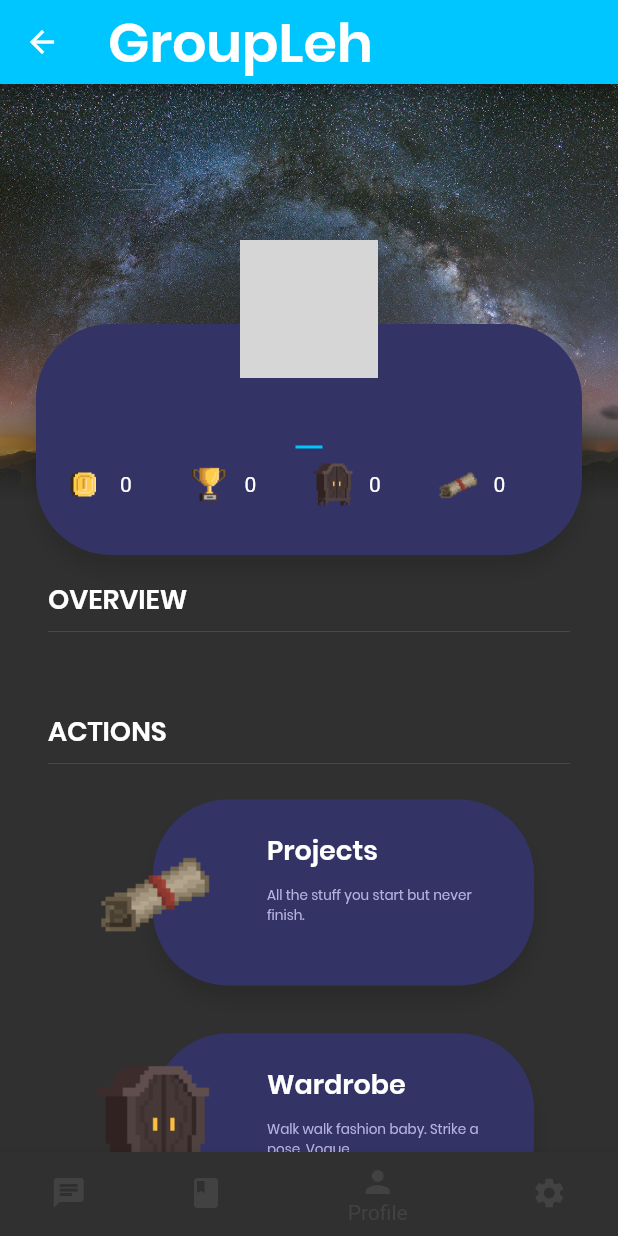
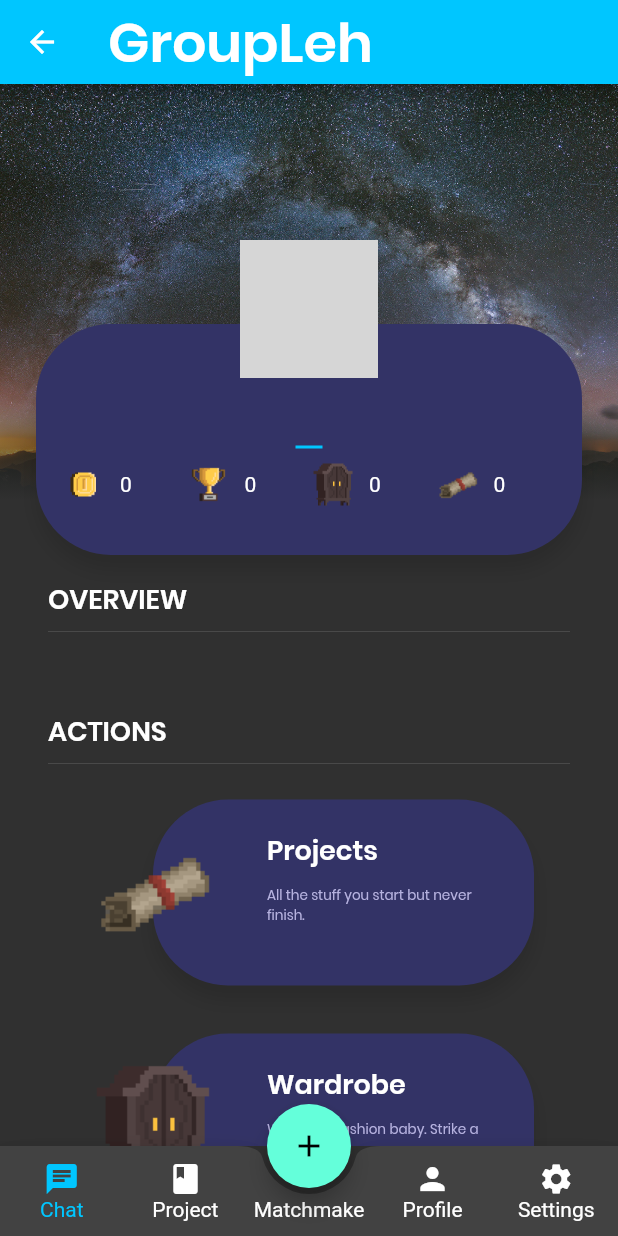
Before and after one commit to Kaioru/groupleh, a Flutter app: the App screen opened directly with empty values, swiped to page 3, on a phone screen of 412 x 824 dp. Run offline on Flutter 3.47's test engine with Material 2 defaults, Android fonts, the phone set to English and light mode, and no system bars; our stand-ins replace cloud_firestore, firebase_auth, firebase_storage; missing offline and left inert: firestore_ui; accounts and stored records are empty; network calls fail; grey boxes are pictures that could not be loaded.

Commit message:
Revamp navigation bar and add FAB

```diff
--- a/lib/app/app.dart
+++ b/lib/app/app.dart
@@ -1,5 +1,6 @@
 import 'package:flutter/material.dart';
 import 'package:groupleh/app/app_state.dart';
+import 'package:groupleh/app/fabappbar.dart';
 import 'package:groupleh/app/chat/chat.dart';
 import 'package:groupleh/app/profile/profile.dart';
 import 'package:groupleh/app/project/project.dart';
@@ -13,9 +14,12 @@ class App extends StatefulWidget {
   State<StatefulWidget> createState() => _App(appState);
 }
 
-class _App extends State<App> with WidgetsBindingObserver {
+class _App extends State<App> with WidgetsBindingObserver, TickerProviderStateMixin {
+
+  int _pageIndex = 0;
+
   PageController pageController;
-  int _pageIndex = 0;
+
 
   final AppState appState;
 
@@ -39,7 +43,13 @@ class _App extends State<App> with WidgetsBindingObserver {
 
   @override
   Widget build(BuildContext context) {
+
     return Scaffold(
+      floatingActionButton: FloatingActionButton(
+        onPressed: () {},
+        child: Icon(Icons.add),
+      ),
+      floatingActionButtonLocation: FloatingActionButtonLocation.centerDocked,
         appBar: AppBar(
           backgroundColor: Color(0xFF00C6FF),
           title: Text("GroupLeh",
@@ -49,7 +59,36 @@ class _App extends State<App> with WidgetsBindingObserver {
                   fontWeight: FontWeight.w600,
                   fontSize: 36.0)),
         ),
-        bottomNavigationBar: BottomNavigationBar(
+        bottomNavigationBar: FABBottomAppBar(
+                  centerItemText: 'Matchmake',
+        color: Color(0xFFFFFFFF),
+        selectedColor: Color(0xFF00C6FF),
+        notchedShape: CircularNotchedRectangle(),
+          onTabSelected: (page) {
+            pageController.animateToPage(page,
+                duration: const Duration(milliseconds: 250),
+                curve: Curves.easeInOut);
+                },
+          items: [
+            FABBottomAppBarItem(iconData: Icons.chat, text: 'Chat'),
+            FABBottomAppBarItem(iconData: Icons.book, text: 'Project'),
+            FABBottomAppBarItem(iconData: Icons.person, text: 'Profile'),
+            FABBottomAppBarItem(iconData: Icons.settings, text: 'Settings'),
+          ],
+        ),
+        body: PageView(
+          physics: NeverScrollableScrollPhysics(),
+          controller: pageController,
+          onPageChanged: (index) {
+            setState(() {
+              this._pageIndex = index;
+            });
+          },
+          children: [Chat(appState), Project(), ProfileEX(appState.profile)],
+        )
+
+
+        /* BottomNavigationBar(
           currentIndex: _pageIndex,
           onTap: (page) {
             pageController.animateToPage(page,
@@ -66,8 +105,8 @@ class _App extends State<App> with WidgetsBindingObserver {
             BottomNavigationBarItem(
                 title: Text("Settings"), icon: Icon(Icons.settings)),
           ],
-        ),
-        body: PageView(
+        ),*/
+       /* body: PageView(
           physics: NeverScrollableScrollPhysics(),
           controller: pageController,
           onPageChanged: (index) {
@@ -76,6 +115,8 @@ class _App extends State<App> with WidgetsBindingObserver {
             });
           },
           children: [Chat(appState), Project(), ProfileEX(appState.profile)],
-        ));
+        )*/
+        );
   }
+
 }
--- /dev/null
+++ b/lib/app/fabappbar.dart
@@ -0,0 +1,116 @@
+import 'package:flutter/material.dart';
+
+class FABBottomAppBarItem {
+  FABBottomAppBarItem({this.iconData, this.text});
+  IconData iconData;
+  String text;
+}
+
+class FABBottomAppBar extends StatefulWidget {
+  FABBottomAppBar({
+    this.items,
+    this.centerItemText,
+    this.height: 60.0,
+    this.iconSize: 24.0,
+    this.backgroundColor,
+    this.color,
+    this.selectedColor,
+    this.notchedShape,
+    this.onTabSelected,
+  }) {
+    assert(this.items.length == 2 || this.items.length == 4);
+  }
+  final List<FABBottomAppBarItem> items;
+  final String centerItemText;
+  final double height;
+  final double iconSize;
+  final Color backgroundColor;
+  final Color color;
+  final Color selectedColor;
+  final NotchedShape notchedShape;
+  final ValueChanged<int> onTabSelected;
+
+  @override
+  _FABBottomAppBarState createState() => _FABBottomAppBarState();
+}
+
+class _FABBottomAppBarState extends State<FABBottomAppBar> {
+    int _selectedIndex = 0;
+
+  _updateIndex(int index) {
+    widget.onTabSelected(index);
+    setState(() {
+      _selectedIndex = index;
+    });
+  }
+
+  @override
+  Widget build(BuildContext context) {
+    List<Widget> items = List.generate(widget.items.length, (int index) {
+      return _buildTabItem(
+        item: widget.items[index],
+        index: index,
+        onPressed: _updateIndex,
+      );
+    });
+    items.insert(items.length >> 1, _buildMiddleTabItem());
+
+    return BottomAppBar(
+      shape: widget.notchedShape,
+      child: Row(
+        mainAxisSize: MainAxisSize.max,
+        mainAxisAlignment: MainAxisAlignment.spaceAround,
+        children: items,
+      ),
+      color: widget.backgroundColor,
+    );
+  }
+
+  Widget _buildMiddleTabItem() {
+    return Expanded(
+      child: SizedBox(
+        height: widget.height,
+        child: Column(
+          mainAxisSize: MainAxisSize.min,
+          mainAxisAlignment: MainAxisAlignment.center,
+          children: <Widget>[
+            SizedBox(height: widget.iconSize),
+            Text(
+              widget.centerItemText ?? '',
+              style: TextStyle(color: widget.color),
+            ),
+          ],
+        ),
+      ),
+    );
+  }
+  Widget _buildTabItem({
+    FABBottomAppBarItem item,
+    int index,
+    ValueChanged<int> onPressed,
+  }) {
+    Color color = _selectedIndex == index ? widget.selectedColor : widget.color;
+    return Expanded(
+      child: SizedBox(
+        height: widget.height,
+        child: Material(
+          type: MaterialType.transparency,
+          child: InkWell(
+            onTap: () => onPressed(index),
+            child: Column(
+              mainAxisSize: MainAxisSize.min,
+              mainAxisAlignment: MainAxisAlignment.center,
+              children: <Widget>[
+                Icon(item.iconData, color: color, size: widget.iconSize),
+                Text(
+                  item.text,
+                  style: TextStyle(color: color),
+                )
+              ],
+            ),
+          ),
+        ),
+      ),
+    );
+  }
+}
```
